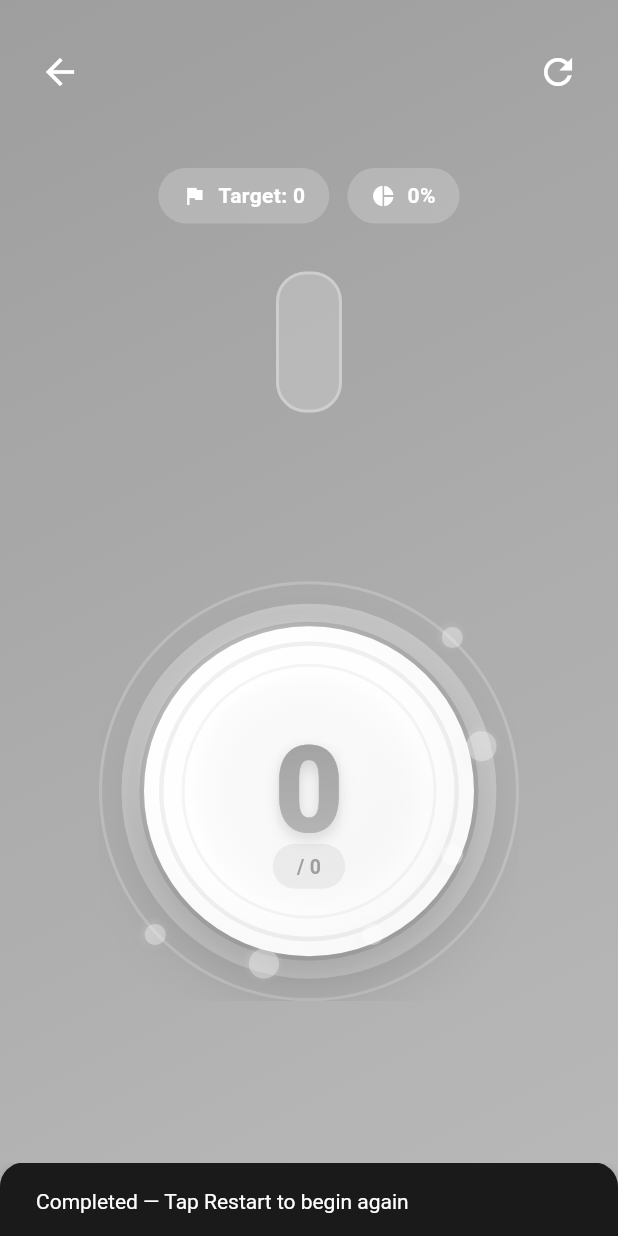
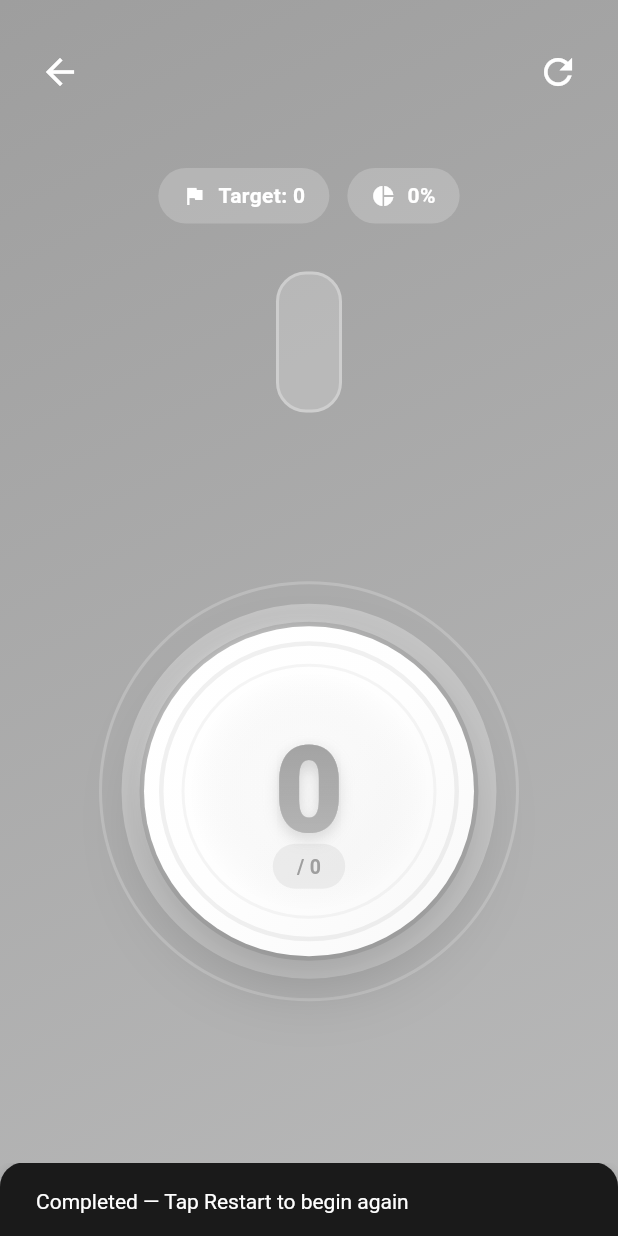
Before and after one commit to khaledebied/bling_azkar, a Flutter app: the TasbihDetailScreen screen opened directly with empty values, after a tap on an icon or button, on a phone screen of 412 x 824 dp. Run offline on Flutter 3.47's test engine with Material 3 defaults, Android fonts, the light colour scheme and no system bars; our stand-ins replace dio, flutter_local_notifications, flutter_riverpod, freezed_annotation, geolocator, hive and 6 more; missing offline and left inert: audio_session, flutter_qiblah, quran_library; accounts and stored records are empty; statements that could not run were skipped.

Commit message:
refactor: Update TasbihDetailScreen and related components to use withValues for color opacity adjustments, enhancing visual consistency and performance. Removed decorative beads for a cleaner design.

```diff
--- a/lib/src/presentation/screens/tasbih_detail_screen.dart
+++ b/lib/src/presentation/screens/tasbih_detail_screen.dart
@@ -315,10 +315,10 @@ class _TasbihDetailScreenState extends ConsumerState<TasbihDetailScreen>
                 margin: const EdgeInsets.symmetric(horizontal: 24, vertical: 16),
                 padding: const EdgeInsets.all(20),
                 decoration: BoxDecoration(
-                  color: Colors.white.withOpacity(0.2),
+                  color: Colors.white.withValues(alpha: 0.2),
                   borderRadius: BorderRadius.circular(20),
                   border: Border.all(
-                    color: Colors.white.withOpacity(0.3),
+                    color: Colors.white.withValues(alpha: 0.3),
                     width: 2,
                   ),
                 ),
@@ -394,7 +394,7 @@ class _TasbihDetailScreenState extends ConsumerState<TasbihDetailScreen>
                             painter: ProgressRingPainter(
                               progress: counter.progress,
                               color: widget.tasbihType.color,
-                              backgroundColor: Colors.white.withOpacity(0.3),
+                              backgroundColor: Colors.white.withValues(alpha: 0.3),
                               strokeWidth: 12,
                             ),
                           ),
@@ -418,35 +418,35 @@ class _TasbihDetailScreenState extends ConsumerState<TasbihDetailScreen>
                                   width: 220,
                                   height: 220,
                                   decoration: BoxDecoration(
-                                    gradient: LinearGradient(
+                                      gradient: const LinearGradient(
                                         begin: Alignment.topLeft,
                                         end: Alignment.bottomRight,
                                         colors: [
                                           Colors.white,
-                                        Colors.white.withOpacity(0.95),
-                                        const Color(0xFFF8F8F8),
+                                          Color(0xFFFEFEFE),
+                                          Color(0xFFF8F8F8),
                                         ],
-                                      stops: const [0.0, 0.5, 1.0],
+                                        stops: [0.0, 0.5, 1.0],
                                       ),
                                     shape: BoxShape.circle,
                                       boxShadow: [
                                         // Outer shadow
                                         BoxShadow(
-                                        color: Colors.black.withOpacity(0.2),
+                                          color: Colors.black.withValues(alpha: 0.2),
                                           blurRadius: 40,
                                           offset: const Offset(0, 20),
                                           spreadRadius: -5,
                                         ),
                                         // Colored glow
                                         BoxShadow(
-                                        color: widget.tasbihType.color.withOpacity(0.4),
+                                          color: widget.tasbihType.color.withValues(alpha: 0.4),
                                           blurRadius: 30,
                                           offset: const Offset(0, 10),
                                           spreadRadius: -8,
                                         ),
                                         // Inner highlight
                                         BoxShadow(
-                                        color: Colors.white.withOpacity(0.8),
+                                          color: Colors.white.withValues(alpha: 0.8),
                                           blurRadius: 10,
                                           offset: const Offset(-5, -5),
                                           spreadRadius: -10,
@@ -463,7 +463,7 @@ class _TasbihDetailScreenState extends ConsumerState<TasbihDetailScreen>
                                         decoration: BoxDecoration(
                                           shape: BoxShape.circle,
                                           border: Border.all(
-                                            color: widget.tasbihType.color.withOpacity(0.15),
+                                            color: widget.tasbihType.color.withValues(alpha: 0.15),
                                             width: 3,
                                           ),
                                         ),
@@ -476,7 +476,7 @@ class _TasbihDetailScreenState extends ConsumerState<TasbihDetailScreen>
                                         decoration: BoxDecoration(
                                           shape: BoxShape.circle,
                                           border: Border.all(
-                                            color: widget.tasbihType.color.withOpacity(0.1),
+                                            color: widget.tasbihType.color.withValues(alpha: 0.1),
                                             width: 2,
                                           ),
                                         ),
@@ -490,7 +490,7 @@ class _TasbihDetailScreenState extends ConsumerState<TasbihDetailScreen>
                                           shape: BoxShape.circle,
                                           gradient: RadialGradient(
                                             colors: [
-                                              widget.tasbihType.color.withOpacity(0.05),
+                                              widget.tasbihType.color.withValues(alpha: 0.05),
                                               Colors.transparent,
                                             ],
                                             stops: const [0.5, 1.0],
@@ -520,7 +520,7 @@ class _TasbihDetailScreenState extends ConsumerState<TasbihDetailScreen>
                                               end: Alignment.bottomCenter,
                                               colors: [
                                                 widget.tasbihType.color,
-                                                widget.tasbihType.color.withOpacity(0.7),
+                                                widget.tasbihType.color.withValues(alpha: 0.7),
                                               ],
                                             ).createShader(bounds);
                                           },
@@ -533,7 +533,7 @@ class _TasbihDetailScreenState extends ConsumerState<TasbihDetailScreen>
                                               letterSpacing: -3,
                                               shadows: [
                                                 Shadow(
-                                                  color: widget.tasbihType.color.withOpacity(0.3),
+                                                  color: widget.tasbihType.color.withValues(alpha: 0.3),
                                                   offset: const Offset(0, 4),
                                                   blurRadius: 12,
                                                 ),
@@ -552,7 +552,7 @@ class _TasbihDetailScreenState extends ConsumerState<TasbihDetailScreen>
                                             vertical: 6,
                                           ),
                                           decoration: BoxDecoration(
-                                            color: widget.tasbihType.color.withOpacity(0.15),
+                                            color: widget.tasbihType.color.withValues(alpha: 0.15),
                                             borderRadius: BorderRadius.circular(20),
                                           ),
                                           child: Text(
@@ -573,7 +573,7 @@ class _TasbihDetailScreenState extends ConsumerState<TasbihDetailScreen>
                                           child: Container(
                                             padding: const EdgeInsets.all(8),
                                             decoration: BoxDecoration(
-                                              color: widget.tasbihType.color.withOpacity(0.2),
+                                              color: widget.tasbihType.color.withValues(alpha: 0.2),
                                               shape: BoxShape.circle,
                                             ),
                                             child: Icon(
@@ -599,13 +599,13 @@ class _TasbihDetailScreenState extends ConsumerState<TasbihDetailScreen>
                                               gradient: LinearGradient(
                                                 colors: [
                                                   widget.tasbihType.color,
-                                                  widget.tasbihType.color.withOpacity(0.8),
+                                                  widget.tasbihType.color.withValues(alpha: 0.8),
                                                 ],
                                               ),
                                               borderRadius: BorderRadius.circular(20),
                                               boxShadow: [
                                                 BoxShadow(
-                                                  color: widget.tasbihType.color.withOpacity(0.4),
+                                                  color: widget.tasbihType.color.withValues(alpha: 0.4),
                                                   blurRadius: 8,
                                                   offset: const Offset(0, 4),
                                                 ),
@@ -640,59 +640,7 @@ class _TasbihDetailScreenState extends ConsumerState<TasbihDetailScreen>
                           },
                         ),
 
-                        // Decorative beads with enhanced design
-                        if (animationsEnabled)
-                          ...List.generate(12, (index) {
-                            final angle = (index * 2 * math.pi / 12) - math.pi / 2;
-                            final radius = 145.0;
-                            final beadSize = index % 3 == 0 ? 20.0 : 14.0; // Vary sizes
-
-                            return Positioned(
-                              left: 110 + radius * math.cos(angle) - (beadSize / 2),
-                              top: 110 + radius * math.sin(angle) - (beadSize / 2),
-                              child: AnimatedBuilder(
-                                animation: _rippleAnimation,
-                                builder: (context, child) {
-                                  final opacity = 0.4 + (_rippleAnimation.value * 0.3);
-                                  final scale = 1.0 + (_rippleAnimation.value * 0.1);
-
-                                  return Transform.scale(
-                                    scale: scale,
-                                    child: Opacity(
-                                      opacity: opacity,
-                                      child: Container(
-                                        width: beadSize,
-                                        height: beadSize,
-                                        decoration: BoxDecoration(
-                                          gradient: LinearGradient(
-                                            begin: Alignment.topLeft,
-                                            end: Alignment.bottomRight,
-                                            colors: [
-                                              Colors.white,
-                                              Colors.white.withOpacity(0.8),
-                                            ],
-                                          ),
-                                          shape: BoxShape.circle,
-                                          boxShadow: [
-                                            BoxShadow(
-                                              color: widget.tasbihType.color.withOpacity(0.2),
-                                              blurRadius: 8,
-                                              offset: const Offset(0, 2),
-                                            ),
-                                            BoxShadow(
-                                              color: Colors.white.withOpacity(0.5),
-                                              blurRadius: 4,
-                                              offset: const Offset(-1, -1),
-                                            ),
-                                          ],
-                                        ),
-                                      ),
-                                    ),
-                                  );
-                                },
-                              ),
-                            );
-                          }),
+                        // Removed decorative beads for cleaner design
                       ],
                     ),
                   ),
--- a/lib/src/presentation/widgets/progress_ring_painter.dart
+++ b/lib/src/presentation/widgets/progress_ring_painter.dart
@@ -34,7 +34,7 @@ class ProgressRingPainter extends CustomPainter {
       ..shader = LinearGradient(
         colors: [
           color,
-          color.withOpacity(0.7),
+          color.withValues(alpha: 0.7),
         ],
         begin: Alignment.topCenter,
         end: Alignment.bottomCenter,
@@ -63,7 +63,7 @@ class ProgressRingPainter extends CustomPainter {
       );
 
       final glowPaint = Paint()
-        ..color = color.withOpacity(0.6)
+        ..color = color.withValues(alpha: 0.6)
         ..maskFilter = const MaskFilter.blur(BlurStyle.normal, 8);
 
       canvas.drawCircle(endPoint, strokeWidth / 2, glowPaint);
--- a/lib/src/presentation/widgets/tasbih_celebration_dialog.dart
+++ b/lib/src/presentation/widgets/tasbih_celebration_dialog.dart
@@ -84,7 +84,7 @@ class _TasbihCelebrationDialogState extends State<TasbihCelebrationDialog>
               borderRadius: BorderRadius.circular(32),
               boxShadow: [
                 BoxShadow(
-                  color: widget.tasbihType.color.withOpacity(0.3),
+                  color: widget.tasbihType.color.withValues(alpha: 0.3),
                   blurRadius: 40,
                   offset: const Offset(0, 20),
                 ),
@@ -108,8 +108,8 @@ class _TasbihCelebrationDialogState extends State<TasbihCelebrationDialog>
                   decoration: BoxDecoration(
                     gradient: LinearGradient(
                       colors: [
-                          widget.tasbihType.color.withOpacity(0.1),
-                          widget.tasbihType.color.withOpacity(0.05),
+                        widget.tasbihType.color.withValues(alpha: 0.1),
+                        widget.tasbihType.color.withValues(alpha: 0.05),
                       ],
                     ),
                       borderRadius: BorderRadius.circular(20),
@@ -146,7 +146,7 @@ class _TasbihCelebrationDialogState extends State<TasbihCelebrationDialog>
                   Container(
                     padding: const EdgeInsets.all(20),
                   decoration: BoxDecoration(
-                      color: widget.tasbihType.color.withOpacity(0.1),
+                    color: widget.tasbihType.color.withValues(alpha: 0.1),
                     borderRadius: BorderRadius.circular(16),
                   ),
                     child: Column(
@@ -179,10 +179,10 @@ class _TasbihCelebrationDialogState extends State<TasbihCelebrationDialog>
                   Container(
                     padding: const EdgeInsets.all(16),
                   decoration: BoxDecoration(
-                      color: Colors.green.withOpacity(0.1),
+                    color: Colors.green.withValues(alpha: 0.1),
                     borderRadius: BorderRadius.circular(12),
                     border: Border.all(
-                        color: Colors.green.withOpacity(0.2),
+                      color: Colors.green.withValues(alpha: 0.2),
                       width: 1,
                     ),
                   ),
@@ -236,7 +236,7 @@ class _TasbihCelebrationDialogState extends State<TasbihCelebrationDialog>
                               borderRadius: BorderRadius.circular(16),
                             ),
                           side: BorderSide(
-                              color: context.textSecondary.withOpacity(0.3),
+                            color: context.textSecondary.withValues(alpha: 0.3),
                           ),
                           ),
                         ),
@@ -305,8 +305,8 @@ class _TasbihCelebrationDialogState extends State<TasbihCelebrationDialog>
                 decoration: BoxDecoration(
                   shape: BoxShape.circle,
                   border: Border.all(
-                    color: widget.tasbihType.color.withOpacity(
-                      0.3 * (1 - animValue),
+                  color: widget.tasbihType.color.withValues(
+                    alpha: 0.3 * (1 - animValue),
                   ),
                     width: 3,
                   ),
@@ -325,12 +325,12 @@ class _TasbihCelebrationDialogState extends State<TasbihCelebrationDialog>
                   end: Alignment.bottomRight,
                 colors: [
                   widget.tasbihType.color,
-                    widget.tasbihType.color.withOpacity(0.7),
+                  widget.tasbihType.color.withValues(alpha: 0.7),
                 ],
                 ),
                 boxShadow: [
                 BoxShadow(
-                    color: widget.tasbihType.color.withOpacity(0.3),
+                  color: widget.tasbihType.color.withValues(alpha: 0.3),
                   blurRadius: 20,
                   offset: const Offset(0, 8),
                 ),
```
Also changed, not shown: 1 other file. Lines whose indentation alone changed are shown as unchanged.
